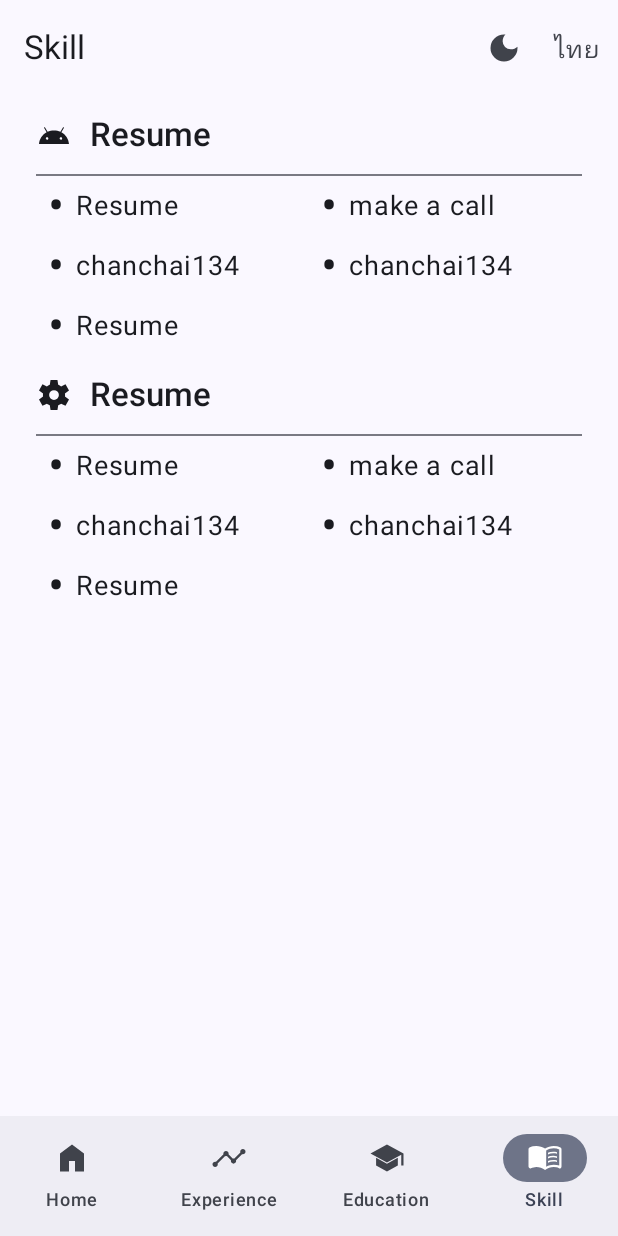
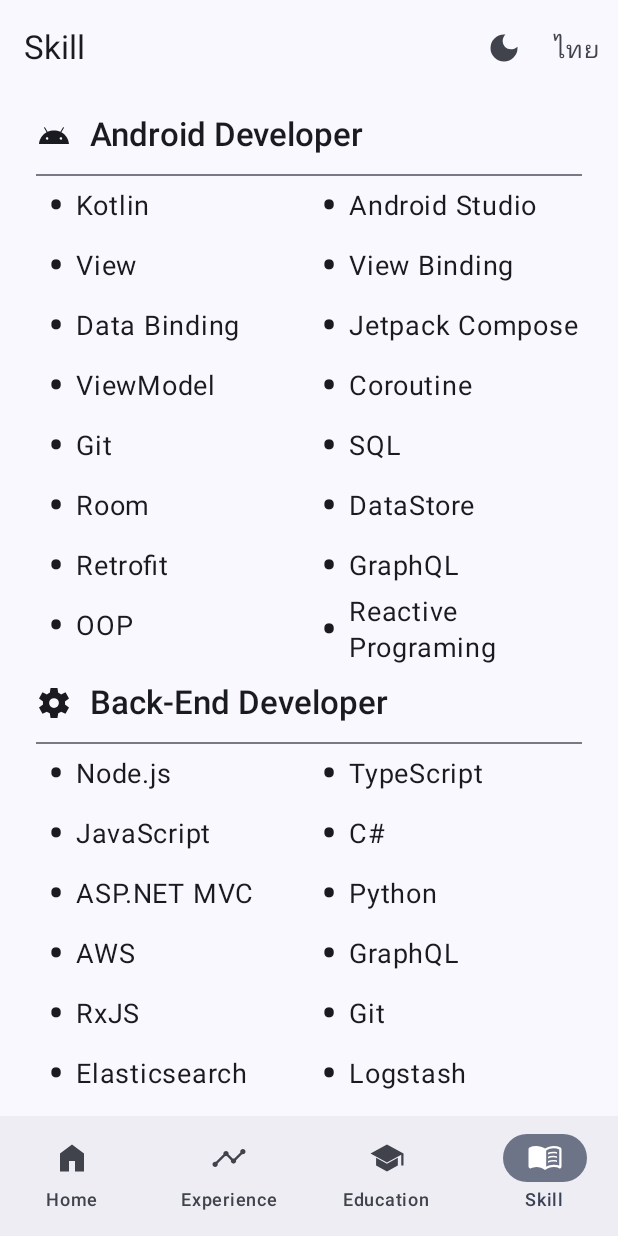
Before and after one commit to chanchai134/resume-android, an Android app built with Jetpack Compose: the SkillScreen screen opened through its navigation route, on a phone screen of 412 x 824 dp. Run offline under Robolectric (Android 15) with nearby library versions, the phone set to English and light mode, and no system bars; our stand-ins replace Dagger/Hilt's generated code, constraintlayout-compose.

Commit message:
add skill to page

```diff
--- a/app/src/main/java/chanchai134/resume/ui/SkillScreen.kt
+++ b/app/src/main/java/chanchai134/resume/ui/SkillScreen.kt
@@ -40,8 +40,45 @@
                 horizontal = dimensionResource(R.dimen.padding)
             )
     ) {
-        skillList(R.string.app_name, R.drawable.ic_android, listOf(R.string.app_name,R.string.call, R.string.linkedin, R.string.github, R.string.app_name))
-        skillList(R.string.app_name, R.drawable.ic_backend, listOf(R.string.app_name,R.string.call, R.string.linkedin, R.string.github, R.string.app_name))
+        skillList(R.string.android, R.drawable.ic_android, listOf(
+            R.string.kotlin,
+            R.string.android_studio,
+            R.string.view,
+            R.string.view_binding,
+            R.string.data_binding,
+            R.string.jetpack_compose,
+            R.string.view_model,
+            R.string.coroutine,
+            R.string.git,
+            R.string.sql,
+            R.string.room,
+            R.string.data_store,
+            R.string.retrofit,
+            R.string.graph_ql,
+            R.string.oop,
+            R.string.reactive_programing
+        ))
+        skillList(R.string.back_end_eveloper, R.drawable.ic_backend, listOf(
+            R.string.node_js,
+            R.string.typescript,
+            R.string.javascript,
+            R.string.c_sharp,
+            R.string.asp_net,
+            R.string.python,
+            R.string.aws,
+            R.string.graph_ql,
+            R.string.rxjs,
+            R.string.git,
+            R.string.elasticsearch,
+            R.string.logstash,
+            R.string.mongodb,
+            R.string.sql,
+            R.string.kafka,
+            R.string.nifi,
+            R.string.docker,
+            R.string.oop,
+            R.string.ddd
+        ))
         padding(semiPadding)
     }
 }
--- a/app/src/main/res/values/strings.xml
+++ b/app/src/main/res/values/strings.xml
@@ -27,7 +27,7 @@
     <string name="job_2_detail">I was a back-end developer in e-commerce company, and my duty was product’s information management. My jobs here are providing new product search mechanism via Elasticsearch, implementing in some part of personalize product’s recommendation and developing API. Domain driven design and unit testing were strictly using to meet business requirement while developing API. Another job was sharing knowledge about tools such as Elasticsearch, Apache Kafka, etc.</string>
     <string name="python" translatable="false">Python</string>
     <string name="keras" translatable="false">Keras</string>
-    <string name="git" translatable="false">git</string>
+    <string name="git" translatable="false">Git</string>
     <string name="node_js" translatable="false">Node.js</string>
     <string name="javascript" translatable="false">JavaScript</string>
     <string name="typescript" translatable="false">TypeScript</string>
@@ -57,4 +57,6 @@
     <string name="room" translatable="false">Room</string>
     <string name="data_store" translatable="false">DataStore</string>
     <string name="retrofit" translatable="false">Retrofit</string>
+    <string name="back_end_eveloper">Back-End Developer</string>
+    <string name="android">Android Developer</string>
 </resources>
```
Also changed, not shown: 1 other file.
